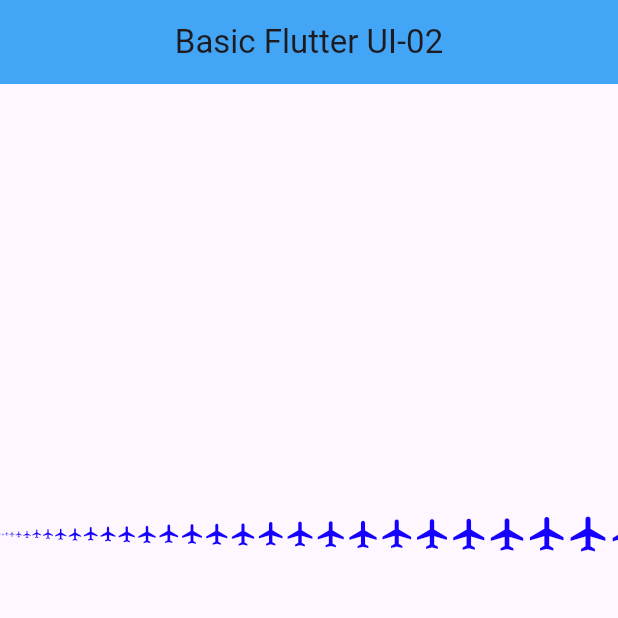
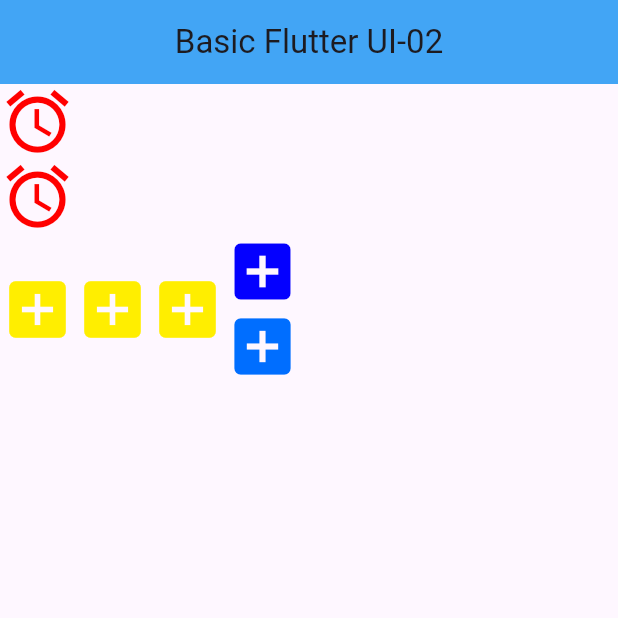
Before and after one commit to LamiaLiza991/flutter_application_1, a Flutter app: the screen it shows after launch, on a phone screen of 412 x 824 dp, the top half of it. Run offline on Flutter 3.47's test engine with Material 3 defaults, Android fonts, the phone set to English and light mode, and no system bars.

```diff
--- a/lib/main.dart
+++ b/lib/main.dart
@@ -17,23 +17,53 @@ class LabClass05 extends StatelessWidget {
           backgroundColor: Colors.blue[400],
           centerTitle: true,
         ),
-         body: SingleChildScrollView(
-          scrollDirection: Axis.horizontal,
-          child: Container(
-            height: 600,
-            child: Row(
-              mainAxisAlignment: MainAxisAlignment.spaceEvenly,
-              crossAxisAlignment: CrossAxisAlignment.center,
-              children: List.generate(
-                100,
-                (index) => Icon(
-                  Icons.airplanemode_active, // Using standard Flutter icon
-                  size: index.toDouble(),
-                  color: const Color.fromARGB(255, 21, 0, 255),
+         body: Column(
+          crossAxisAlignment: CrossAxisAlignment.start,
+          children: [
+            Icon(
+              Icons.access_alarm, // Using an official Flutter icon
+              size: 50,
+              color: const Color.fromARGB(255, 255, 0, 0),
+            ),
+            Icon(
+              Icons.access_alarm, // Using an official Flutter icon
+              size: 50,
+              color: const Color.fromARGB(255, 255, 0, 0),
+            ),
+            Row(
+              children: [
+                Icon(
+                  Icons.add_box, // Using an official Flutter icon
+                  size: 50,
+                  color: const Color.fromARGB(255, 255, 238, 0),
                 ),
-              ),
+                Icon(
+                  Icons.add_box, // Using an official Flutter icon
+                  size: 50,
+                  color: const Color.fromARGB(255, 255, 238, 0),
+                ),
+                Icon(
+                  Icons.add_box, // Using an official Flutter icon
+                  size: 50,
+                  color: const Color.fromARGB(255, 255, 238, 0),
+                ),
+                Column(
+                  children: [
+                    Icon(
+                      Icons.add_box, // Using an official Flutter icon
+                      size: 50,
+                      color: const Color.fromARGB(255, 4, 0, 255),
+                    ),
+                    Icon(
+                      Icons.add_box, // Using an official Flutter icon
+                      size: 50,
+                      color: const Color.fromARGB(255, 0, 110, 255),
+                    ),
+                  ],
+                ),
+              ],
             ),
-          ),
+          ],
         ),
       ),
     );
```
